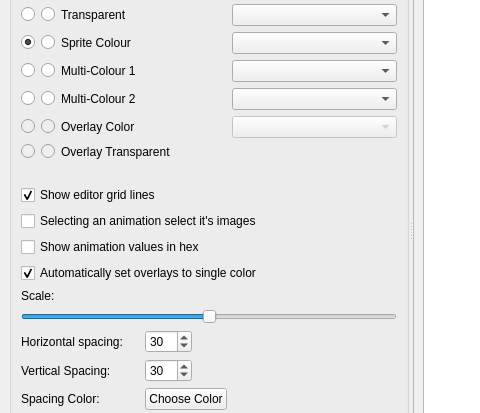
Before: the Qt Designer form mainwindow.ui in jowin202/OpenSprite, drawn with Qt 5; both pictures show x 0 to 480 and y 226 to 639 of the 1026 by 885 pixel window.
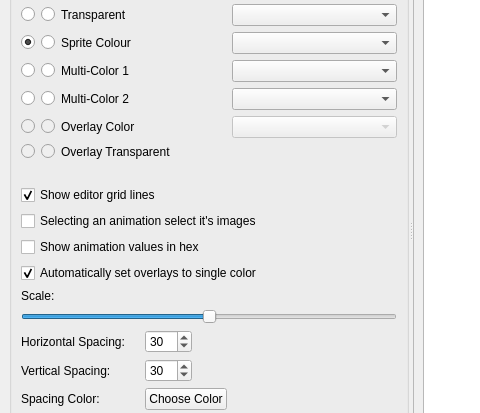
After: the same form once the commit is applied. Icons and pictures are not drawn. Custom widgets are drawn as their Qt base class.

What changed in the file:
```diff
--- a/mainwindow.ui
+++ b/mainwindow.ui
@@ -138,7 +138,7 @@
               </sizepolicy>
              </property>
              <property name="text">
-              <string>Multi-Colour 2</string>
+              <string>Multi-Color 2</string>
              </property>
             </widget>
            </item>
@@ -296,7 +296,7 @@
               </sizepolicy>
              </property>
              <property name="text">
-              <string>Multi-Colour 1</string>
+              <string>Multi-Color 1</string>
              </property>
             </widget>
            </item>
@@ -487,7 +487,7 @@
               </sizepolicy>
              </property>
              <property name="text">
-              <string>Horizontal spacing:</string>
+              <string>Horizontal Spacing:</string>
              </property>
             </widget>
            </item>
```
